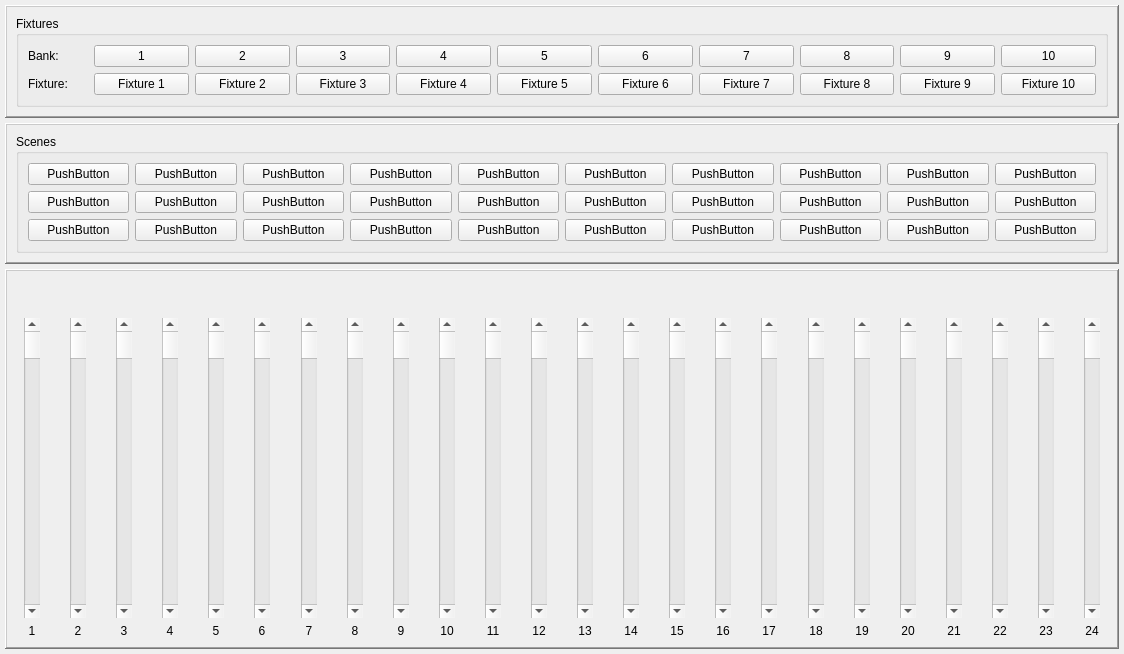
Before: the Qt Designer form qLights/Forms/formCtrlPanel.ui in AKuhle/aDev, drawn with Qt 5.
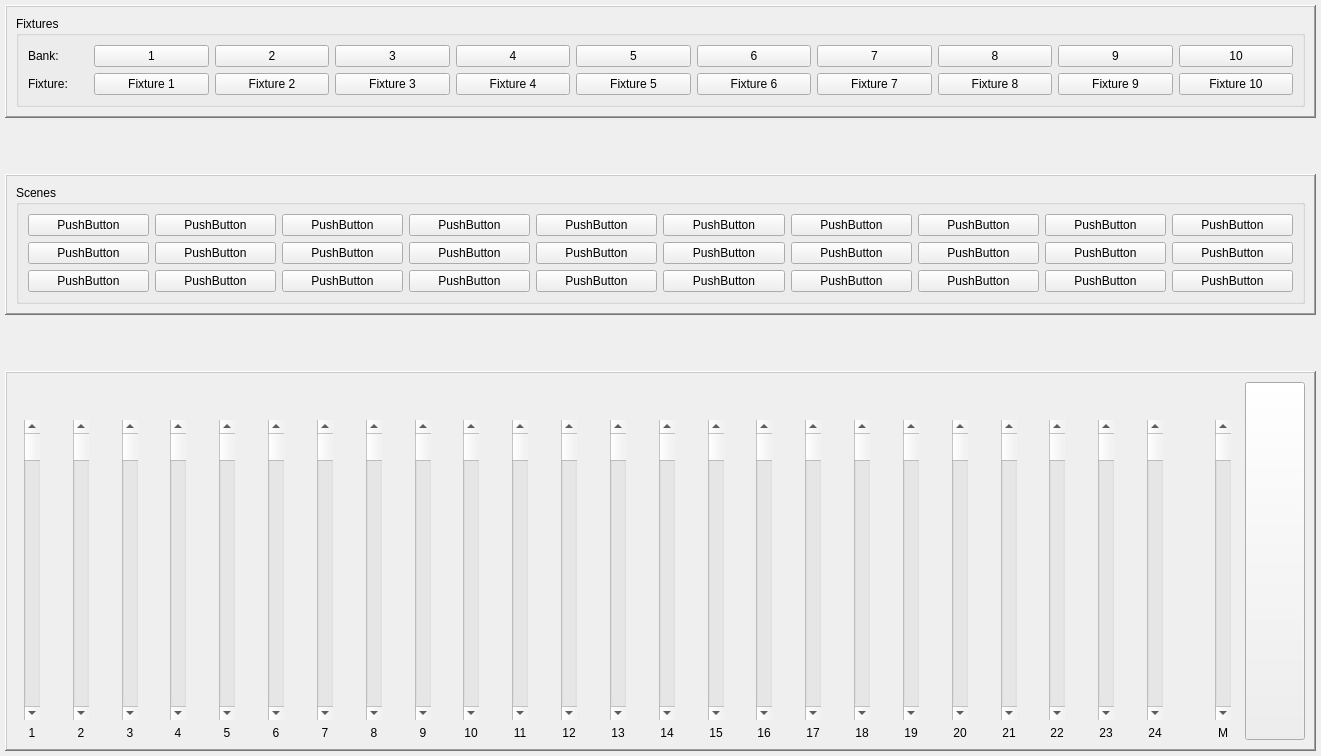
After: the same form once the commit is applied. Custom widgets are drawn as their Qt base class.

What changed in the file:
```diff
--- a/qLights/Forms/formCtrlPanel.ui
+++ b/qLights/Forms/formCtrlPanel.ui
@@ -6,8 +6,8 @@
    <rect>
     <x>0</x>
     <y>0</y>
-    <width>1124</width>
-    <height>612</height>
+    <width>1321</width>
+    <height>756</height>
    </rect>
   </property>
   <property name="windowTitle">
@@ -477,102 +477,102 @@
          <item>
           <layout class="QHBoxLayout" name="horizontalLayout_27">
            <item>
-            <widget class="QPushButton" name="pushButton">
+            <widget class="aPushButton" name="m_pScene_01">
              <property name="text">
               <string>PushButton</string>
              </property>
              <property name="checkable">
-              <bool>true</bool>
+              <bool>false</bool>
              </property>
             </widget>
            </item>
            <item>
-            <widget class="QPushButton" name="pushButton_2">
+            <widget class="aPushButton" name="m_pScene_02">
              <property name="text">
               <string>PushButton</string>
              </property>
              <property name="checkable">
-              <bool>true</bool>
+              <bool>false</bool>
              </property>
             </widget>
            </item>
            <item>
-            <widget class="QPushButton" name="pushButton_3">
+            <widget class="aPushButton" name="m_pScene_03">
              <property name="text">
               <string>PushButton</string>
              </property>
              <property name="checkable">
-              <bool>true</bool>
+              <bool>false</bool>
              </property>
             </widget>
            </item>
            <item>
-            <widget class="QPushButton" name="pushButton_4">
+            <widget class="aPushButton" name="m_pScene_04">
              <property name="text">
               <string>PushButton</string>
              </property>
              <property name="checkable">
-              <bool>true</bool>
+              <bool>false</bool>
              </property>
             </widget>
            </item>
            <item>
-            <widget class="QPushButton" name="pushButton_5">
+            <widget class="aPushButton" name="m_pScene_05">
              <property name="text">
               <string>PushButton</string>
              </property>
              <property name="checkable">
-              <bool>true</bool>
+              <bool>false</bool>
              </property>
             </widget>
            </item>
            <item>
-            <widget class="QPushButton" name="pushButton_6">
+            <widget class="aPushButton" name="m_pScene_06">
              <property name="text">
               <string>PushButton</string>
              </property>
              <property name="checkable">
-              <bool>true</bool>
+              <bool>false</bool>
              </property>
             </widget>
            </item>
            <item>
-            <widget class="QPushButton" name="pushButton_7">
+            <widget class="aPushButton" name="m_pScene_07">
              <property name="text">
               <string>PushButton</string>
              </property>
              <property name="checkable">
-              <bool>true</bool>
+              <bool>false</bool>
              </property>
             </widget>
            </item>
            <item>
-            <widget class="QPushButton" name="pushButton_8">
+            <widget class="aPushButton" name="m_pScene_08">
              <property name="text">
               <string>PushButton</string>
              </property>
              <property name="checkable">
-              <bool>true</bool>
+              <bool>false</bool>
              </property>
             </widget>
            </item>
            <item>
-            <widget class="QPushButton" name="pushButton_9">
+            <widget class="aPushButton" name="m_pScene_09">
              <property name="text">
               <string>PushButton</string>
              </property>
              <property name="checkable">
-              <bool>true</bool>
+              <bool>false</bool>
              </property>
             </widget>
            </item>
            <item>
-            <widget class="QPushButton" name="pushButton_10">
+            <widget class="aPushButton" name="m_pScene_10">
              <property name="text">
               <string>PushButton</string>
              </property>
              <property name="checkable">
-              <bool>true</bool>
+              <bool>false</bool>
              </property>
             </widget>
            </item>
@@ -581,102 +581,102 @@
          <item>
           <layout class="QHBoxLayout" name="horizontalLayout_28">
            <item>
-            <widget class="QPushButton" name="pushButton_11">
+            <widget class="aPushButton" name="m_pScene_11">
              <property name="text">
               <string>PushButton</string>
              </property>
              <property name="checkable">
-              <bool>true</bool>
+              <bool>false</bool>
              </property>
             </widget>
            </item>
            <item>
-            <widget class="QPushButton" name="pushButton_12">
+            <widget class="aPushButton" name="m_pScene_12">
              <property name="text">
               <string>PushButton</string>
              </property>
              <property name="checkable">
-              <bool>true</bool>
+              <bool>false</bool>
              </property>
             </widget>
            </item>
            <item>
-            <widget class="QPushButton" name="pushButton_13">
+            <widget class="aPushButton" name="m_pScene_13">
              <property name="text">
               <string>PushButton</string>
              </property>
              <property name="checkable">
-              <bool>true</bool>
+              <bool>false</bool>
              </property>
             </widget>
            </item>
            <item>
-            <widget class="QPushButton" name="pushButton_14">
+            <widget class="aPushButton" name="m_pScene_14">
              <property name="text">
               <string>PushButton</string>
              </property>
              <property name="checkable">
-              <bool>true</bool>
+              <bool>false</bool>
              </property>
             </widget>
            </item>
            <item>
-            <widget class="QPushButton" name="pushButton_15">
+            <widget class="aPushButton" name="m_pScene_15">
              <property name="text">
               <string>PushButton</string>
              </property>
              <property name="checkable">
-              <bool>true</bool>
+              <bool>false</bool>
              </property>
             </widget>
            </item>
            <item>
-            <widget class="QPushButton" name="pushButton_16">
+            <widget class="aPushButton" name="m_pScene_16">
              <property name="text">
               <string>PushButton</string>
              </property>
              <property name="checkable">
-              <bool>true</bool>
+              <bool>false</bool>
              </property>
             </widget>
            </item>
            <item>
-            <widget class="QPushButton" name="pushButton_17">
+            <widget class="aPushButton" name="m_pScene_17">
              <property name="text">
               <string>PushButton</string>
              </property>
              <property name="checkable">
-              <bool>true</bool>
+              <bool>false</bool>
              </property>
             </widget>
            </item>
            <item>
-            <widget class="QPushButton" name="pushButton_18">
+            <widget class="aPushButton" name="m_pScene_18">
              <property name="text">
               <string>PushButton</string>
              </property>
              <property name="checkable">
-              <bool>true</bool>
+              <bool>false</bool>
              </property>
             </widget>
            </item>
            <item>
-            <widget class="QPushButton" name="pushButton_19">
+            <widget class="aPushButton" name="m_pScene_19">
              <property name="text">
               <string>PushButton</string>
              </property>
              <property name="checkable">
-              <bool>true</bool>
+              <bool>false</bool>
              </property>
             </widget>
            </item>
            <item>
-            <widget class="QPushButton" name="pushButton_20">
+            <widget class="aPushButton" name="m_pScene_20">
              <property name="text">
               <string>PushButton</string>
              </property>
              <property name="checkable">
-              <bool>true</bool>
+              <bool>false</bool>
              </property>
             </widget>
            </item>
@@ -685,102 +685,102 @@
          <item>
           <layout class="QHBoxLayout" name="horizontalLayout_29">
            <item>
-            <widget class="QPushButton" name="pushButton_21">
+            <widget class="aPushButton" name="m_pScene_21">
              <property name="text">
               <string>PushButton</string>
              </property>
              <property name="checkable">
-              <bool>true</bool>
+              <bool>false</bool>
              </property>
             </widget>
            </item>
            <item>
-            <widget class="QPushButton" name="pushButton_22">
+            <widget class="aPushButton" name="m_pScene_22">
              <property name="text">
               <string>PushButton</string>
              </property>
              <property name="checkable">
-              <bool>true</bool>
+              <bool>false</bool>
              </property>
             </widget>
            </item>
            <item>
-            <widget class="QPushButton" name="pushButton_23">
+            <widget class="aPushButton" name="m_pScene_23">
              <property name="text">
               <string>PushButton</string>
              </property>
              <property name="checkable">
-              <bool>true</bool>
+              <bool>false</bool>
              </property>
             </widget>
            </item>
            <item>
-            <widget class="QPushButton" name="pushButton_24">
+            <widget class="aPushButton" name="m_pScene_24">
              <property name="text">
               <string>PushButton</string>
              </property>
              <property name="checkable">
-              <bool>true</bool>
+              <bool>false</bool>
              </property>
             </widget>
            </item>
            <item>
-            <widget class="QPushButton" name="pushButton_25">
+            <widget class="aPushButton" name="m_pScene_25">
              <property name="text">
               <string>PushButton</string>
              </property>
              <property name="checkable">
-              <bool>true</bool>
+              <bool>false</bool>
              </property>
             </widget>
            </item>
            <item>
-            <widget class="QPushButton" name="pushButton_26">
+            <widget class="aPushButton" name="m_pScene_26">
              <property name="text">
               <string>PushButton</string>
              </property>
              <property name="checkable">
-              <bool>true</bool>
+              <bool>false</bool>
              </property>
             </widget>
            </item>
            <item>
-            <widget class="QPushButton" name="pushButton_27">
+            <widget class="aPushButton" name="m_pScene_27">
              <property name="text">
               <string>PushButton</string>
              </property>
              <property name="checkable">
-              <bool>true</bool>
+              <bool>false</bool>
              </property>
             </widget>
            </item>
            <item>
-            <widget class="QPushButton" name="pushButton_28">
+            <widget class="aPushButton" name="m_pScene_28">
              <property name="text">
               <string>PushButton</string>
              </property>
              <property name="checkable">
-              <bool>true</bool>
+              <bool>false</bool>
              </property>
             </widget>
            </item>
            <item>
-            <widget class="QPushButton" name="pushButton_29">
+            <widget class="aPushButton" name="m_pScene_29">
              <property name="text">
               <string>PushButton</string>
              </property>
              <property name="checkable">
-              <bool>true</bool>
+              <bool>false</bool>
              </property>
             </widget>
            </item>
            <item>
-            <widget class="QPushButton" name="pushButton_30">
+            <widget class="aPushButton" name="m_pScene_30">
              <property name="text">
               <string>PushButton</string>
              </property>
              <property name="checkable">
-              <bool>true</bool>
+              <bool>false</bool>
              </property>
             </widget>
            </item>
@@ -819,7 +819,7 @@
      <property name="midLineWidth">
       <number>7</number>
      </property>
-     <layout class="QHBoxLayout" name="horizontalLayout_25">
+     <layout class="QHBoxLayout" name="horizontalLayout_32">
       <item>
        <layout class="QVBoxLayout" name="verticalLayout">
         <item>
@@ -4167,6 +4167,178 @@
         </item>
        </layout>
       </item>
+      <item>
+       <spacer name="horizontalSpacer_74">
+        <property name="orientation">
+         <enum>Qt::Orientation::Horizontal</enum>
+        </property>
+        <property name="sizeType">
+         <enum>QSizePolicy::Policy::MinimumExpanding</enum>
+        </property>
+        <property name="sizeHint" stdset="0">
+         <size>
+          <width>30</width>
+          <height>20</height>
+         </size>
+        </property>
+       </spacer>
+      </item>
+      <item>
+       <layout class="QVBoxLayout" name="verticalLayout_28">
+        <item>
+         <widget class="ScribbleStrip" name="m_pScribbleStrip_M" native="true">
+          <property name="sizePolicy">
+           <sizepolicy hsizetype="Fixed" vsizetype="Fixed">
+            <horstretch>0</horstretch>
+            <verstretch>0</verstretch>
+           </sizepolicy>
+          </property>
+          <property name="minimumSize">
+           <size>
+            <width>32</width>
+            <height>32</height>
+           </size>
+          </property>
+          <property name="maximumSize">
+           <size>
+            <width>32</width>
+            <height>32</height>
+           </size>
+          </property>
+          <property name="autoFillBackground">
+           <bool>true</bool>
+          </property>
+         </widget>
+        </item>
+        <item>
+         <layout class="QHBoxLayout" name="horizontalLayout_25">
+          <item>
+           <spacer name="horizontalSpacer_72">
+            <property name="orientation">
+             <enum>Qt::Orientation::Horizontal</enum>
+            </property>
+            <property name="sizeType">
+             <enum>QSizePolicy::Policy::MinimumExpanding</enum>
+            </property>
+            <property name="sizeHint" stdset="0">
+             <size>
+              <width>0</width>
+              <height>20</height>
+             </size>
+            </property>
+           </spacer>
+          </item>
+          <item>
+           <widget class="Fader" name="m_pFader_M">
+            <property name="sizePolicy">
+             <sizepolicy hsizetype="Fixed" vsizetype="Fixed">
+              <horstretch>0</horstretch>
+              <verstretch>0</verstretch>
+             </sizepolicy>
+            </property>
+            <property name="minimumSize">
+             <size>
+              <width>16</width>
+              <height>300</height>
+             </size>
+            </property>
+            <property name="maximumSize">
+             <size>
+              <width>16</width>
+              <height>300</height>
+             </size>
+            </property>
+            <property name="maximum">
+             <number>255</number>
+            </property>
+            <property name="orientation">
+             <enum>Qt::Orientation::Vertical</enum>
+            </property>
+            <property name="invertedAppearance">
+             <bool>false</bool>
+            </property>
+            <property name="invertedControls">
+             <bool>false</bool>
+            </property>
+           </widget>
+          </item>
+          <item>
+           <spacer name="horizontalSpacer_73">
+            <property name="orientation">
+             <enum>Qt::Orientation::Horizontal</enum>
+            </property>
+            <property name="sizeType">
+             <enum>QSizePolicy::Policy::MinimumExpanding</enum>
+            </property>
+            <property name="sizeHint" stdset="0">
+             <size>
+              <width>0</width>
+              <height>20</height>
+             </size>
+            </property>
+           </spacer>
+          </item>
+         </layout>
+        </item>
+        <item>
+         <widget class="aLabel" name="m_pNr_M">
+          <property name="sizePolicy">
+           <sizepolicy hsizetype="Fixed" vsizetype="Preferred">
+            <horstretch>0</horstretch>
+            <verstretch>0</verstretch>
+           </sizepolicy>
+          </property>
+          <property name="minimumSize">
+           <size>
+            <width>32</width>
+            <height>0</height>
+           </size>
+          </property>
+          <property name="maximumSize">
+           <size>
+            <width>32</width>
+            <height>16777215</height>
+           </size>
+          </property>
+          <property name="text">
+           <string>M</string>
+          </property>
+          <property name="alignment">
+           <set>Qt::AlignmentFlag::AlignCenter</set>
+          </property>
+         </widget>
+        </item>
+       </layout>
+      </item>
+      <item>
+       <layout class="QHBoxLayout" name="horizontalLayout_31">
+        <item>
+         <widget class="aPushButton" name="m_pBlackout">
+          <property name="sizePolicy">
+           <sizepolicy hsizetype="Fixed" vsizetype="Expanding">
+            <horstretch>0</horstretch>
+            <verstretch>0</verstretch>
+           </sizepolicy>
+          </property>
+          <property name="minimumSize">
+           <size>
+            <width>60</width>
+            <height>0</height>
+           </size>
+          </property>
+          <property name="maximumSize">
+           <size>
+            <width>60</width>
+            <height>16777215</height>
+           </size>
+          </property>
+          <property name="text">
+           <string/>
+          </property>
+         </widget>
+        </item>
+       </layout>
+      </item>
      </layout>
     </widget>
    </item>
```
